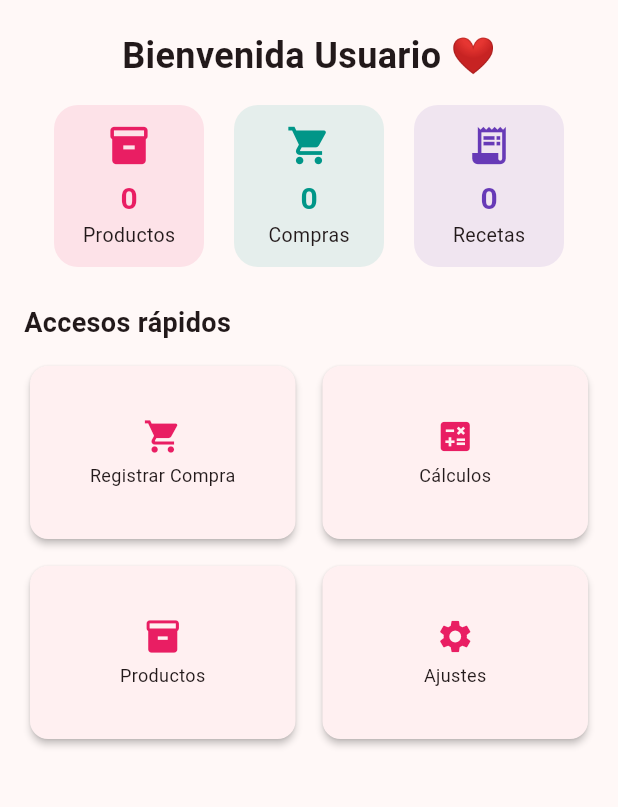
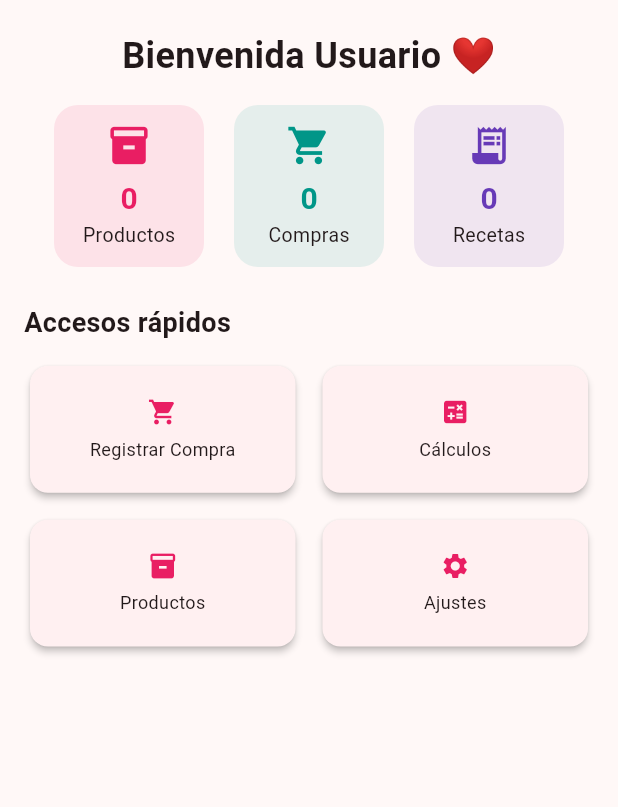
Before and after one commit to brayam-marre/app-flutter-pasteleria, a Flutter app: the InicioScreen screen opened directly, on a phone screen of 412 x 824 dp, the part 288-1095 px from its top. Run offline on Flutter 3.47's test engine with Material 3 defaults, Android fonts, the phone set to English and light mode, and no system bars; our stand-ins replace shared_preferences; accounts and stored records are empty.

Commit message:
Se modificó la pantalla Inicio

```diff
--- a/lib/screens/inicio_screen.dart
+++ b/lib/screens/inicio_screen.dart
@@ -7,7 +7,6 @@ import '../screens/compras_screen.dart';
 import '../screens/calculos_screen.dart';
 import '../screens/productos_screen.dart';
 
-// NUEVOS SERVICIOS
 import '../services/producto_service.dart';
 import '../services/compra_service.dart';
 import '../services/receta_service.dart';
@@ -92,7 +91,7 @@ class _InicioScreenState extends State<InicioScreen> {
               physics: const NeverScrollableScrollPhysics(),
               mainAxisSpacing: 10,
               crossAxisSpacing: 10,
-              childAspectRatio: 1.5,
+              childAspectRatio: 2.0, // Más alargado
               children: [
                 _buildAnimatedHomeCard(Icons.shopping_cart, 'Registrar Compra', () {
                   if (idUsuario != null) {
@@ -163,12 +162,13 @@ class _InicioScreenState extends State<InicioScreen> {
             child: Card(
               elevation: 2,
               shape: RoundedRectangleBorder(borderRadius: BorderRadius.circular(12)),
-              child: Center(
+              child: Padding(
+                padding: const EdgeInsets.symmetric(horizontal: 6.0, vertical: 10.0),
                 child: Column(
-                  mainAxisSize: MainAxisSize.min,
+                  mainAxisAlignment: MainAxisAlignment.center,
                   children: [
-                    Icon(icon, size: 26, color: Colors.pink),
-                    const SizedBox(height: 4),
+                    Icon(icon, size: 20, color: Colors.pink),
+                    const SizedBox(height: 6),
                     Text(label, textAlign: TextAlign.center, style: const TextStyle(fontSize: 12)),
                   ],
                 ),
```
Also changed, not shown: lib/screens/admin_dashboard.dart (+12 -25 lines).
